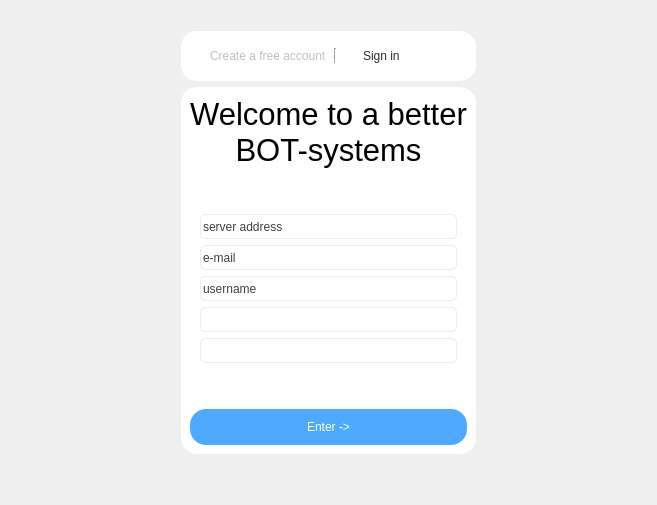
This is simple_gram_desktop/constructor_app/widgets/login_widget.ui in cuttlesystems/simplegram as Qt 5 draws it before an edit. The edited form follows.
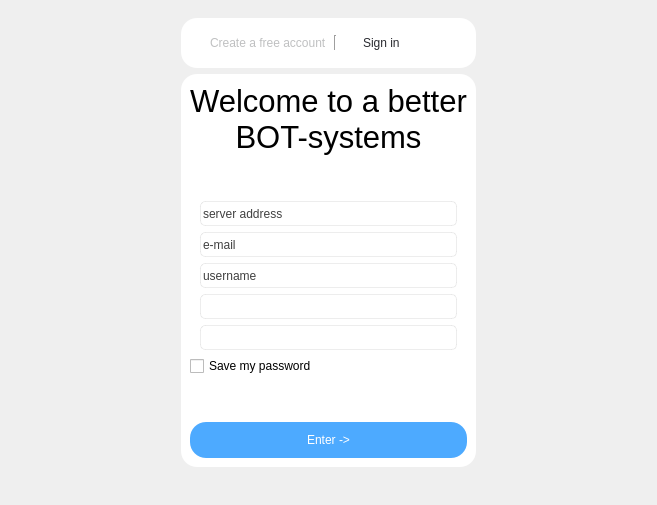
This is the edited form.

Commit message: qt: сохранение пароля

Diff of the .ui file:
```diff
--- a/simple_gram_desktop/constructor_app/widgets/login_widget.ui
+++ b/simple_gram_desktop/constructor_app/widgets/login_widget.ui
@@ -305,6 +305,13 @@
             </property>
            </widget>
           </item>
+          <item>
+           <widget class="QCheckBox" name="save_my_password">
+            <property name="text">
+             <string>Save my password</string>
+            </property>
+           </widget>
+          </item>
           <item>
            <spacer name="verticalSpacer_5">
             <property name="orientation">
```
The commit also changes 1 other file.
